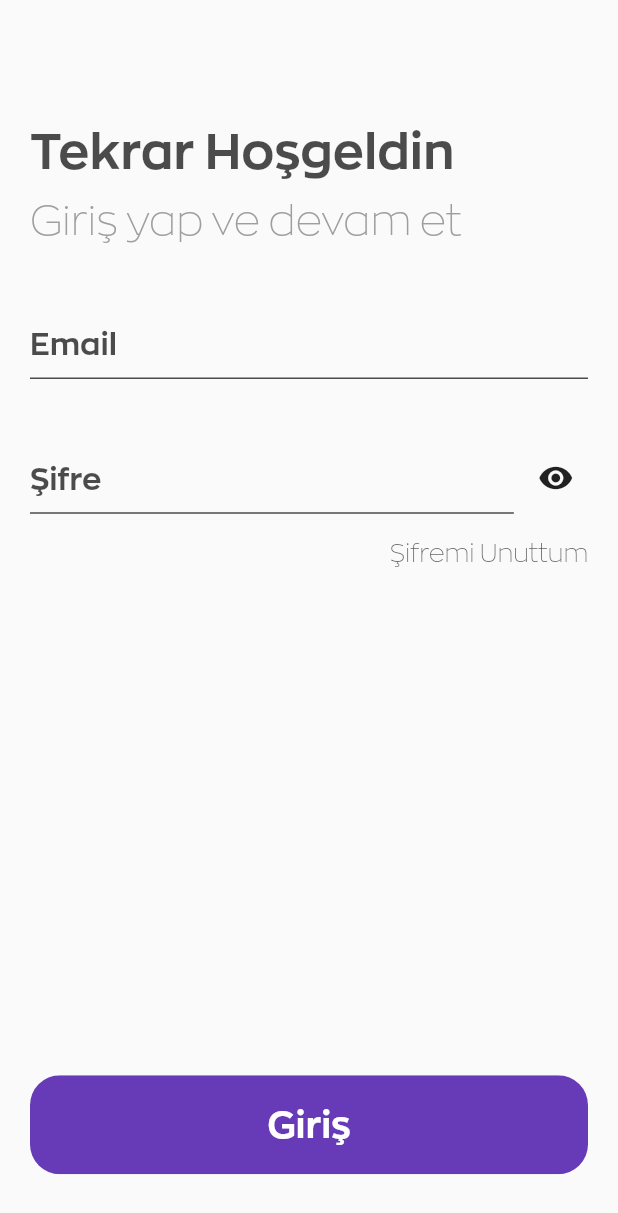
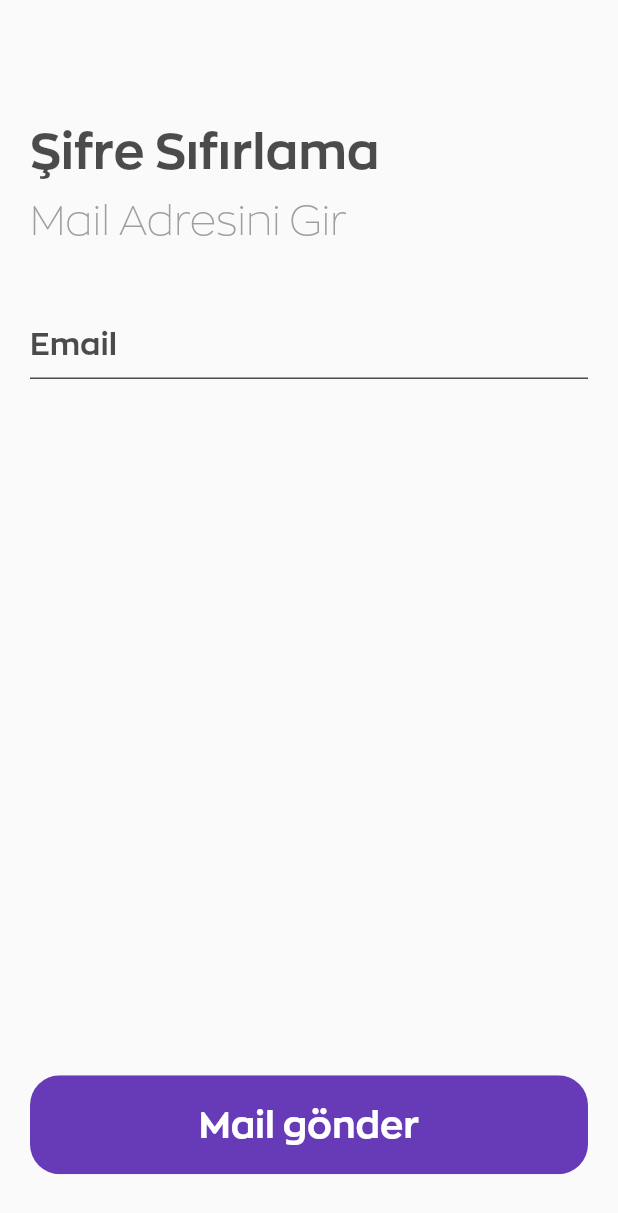
Before and after one commit to Sonderman/EventizerFlutterApp, a Flutter app: the screen it shows after launch, after a tap on "Şifremi Unuttum", on a phone screen of 412 x 824 dp. Shown: the top 1213 px of the screen. Run offline on Flutter 3.47's test engine with Material 2 defaults, Android fonts, the phone set to English and light mode, and no system bars; our stand-ins replace cloud_firestore, extended_image, fancy_bottom_navigation, firebase_auth, firebase_storage, flutter_spinkit and 6 more; missing offline and left inert: dash_chat, flutter_search_panel, image_editor; accounts and stored records are empty.

Commit message:
"Login Page" şifre sıfırlama tamamlandı fakat Run sekmesinde bir hata alıyorum, kontrol edelim.

```diff
--- a/lib/Navigation/LoginPage.dart
+++ b/lib/Navigation/LoginPage.dart
@@ -20,6 +20,8 @@ class _LoginPageState extends State<LoginPage> {
   TextEditingController password = TextEditingController();
   String errorText;
   bool _loading = false;
+  bool visiblePassword = true;
+  String sendPasswordMail = "Giriş";
 
   double heightSize(double value) {
     value /= 100;
@@ -32,6 +34,30 @@ class _LoginPageState extends State<LoginPage> {
   }
 
   Widget welcomeText() {
+    if (visiblePassword == false) {
+      return Column(
+        crossAxisAlignment: CrossAxisAlignment.start,
+        children: <Widget>[
+          Text(
+            "Şifre Sıfırlama",
+            style: TextStyle(
+              fontFamily: "Zona",
+              fontSize: heightSize(4),
+              color: MyColors().loginGreyColor,
+            ),
+          ),
+          Text(
+            "Mail Adresini Gir",
+            style: TextStyle(
+              height: heightSize(0.2),
+              fontFamily: "ZonaLight",
+              fontSize: heightSize(3.3),
+              color: MyColors().greyTextColor,
+            ),
+          ),
+        ],
+      );
+    } else {
       return Column(
         crossAxisAlignment: CrossAxisAlignment.start,
         children: <Widget>[
@@ -54,6 +80,7 @@ class _LoginPageState extends State<LoginPage> {
           ),
         ],
       );
+    }
   }
 
   Widget emailAndPasswordFields() {
@@ -88,25 +115,6 @@ class _LoginPageState extends State<LoginPage> {
           height: heightSize(5),
         ),
         passwordField(password),
-        SizedBox(
-          height: heightSize(2),
-        ),
-        Align(
-          alignment: Alignment.centerRight,
-          child: GestureDetector(
-            onTap: () {
-              forgetPassword();
-            },
-            child: Text(
-              "Şifremi Unuttum",
-              style: TextStyle(
-                fontFamily: "ZonaLight",
-                fontSize: heightSize(2),
-                color: MyColors().loginGreyColor,
-              ),
-            ),
-          ),
-        ),
       ],
     );
   }
@@ -117,7 +125,11 @@ class _LoginPageState extends State<LoginPage> {
     return StatefulBuilder(
       builder: (context, state) {
         print("building internal state");
-        return Row(
+        return Visibility(
+          visible: visiblePassword,
+          child: Column(
+            children: <Widget>[
+              Row(
                 children: <Widget>[
                   Expanded(
                     child: TextFormField(
@@ -158,8 +170,7 @@ class _LoginPageState extends State<LoginPage> {
                       width: widthSize(12),
                       height: heightSize(6),
                       child: FlatButton(
-                  child: Icon(
-                      showPassword ? Icons.visibility : Icons.visibility_off),
+                        child: Icon(showPassword ? Icons.visibility : Icons.visibility_off),
                         splashColor: Colors.transparent,
                         highlightColor: Colors.transparent,
                         onPressed: () {
@@ -171,6 +182,28 @@ class _LoginPageState extends State<LoginPage> {
                     ),
                   ),
                 ],
+              ),
+              SizedBox(
+                height: heightSize(2),
+              ),
+              Align(
+                alignment: Alignment.centerRight,
+                child: GestureDetector(
+                  onTap: () {
+                    forgetPassword();
+                  },
+                  child: Text(
+                    "Şifremi Unuttum",
+                    style: TextStyle(
+                      fontFamily: "ZonaLight",
+                      fontSize: heightSize(2),
+                      color: MyColors().loginGreyColor,
+                    ),
+                  ),
+                ),
+              ),
+            ],
+          ),
         );
       },
     );
@@ -187,7 +220,12 @@ class _LoginPageState extends State<LoginPage> {
           setState(() {
             _loading = true;
           });
+          if (visiblePassword == true) {
             loginButton(context);
+          } else {
+            debugPrint("mail gönderildi");
+            passwordReset(context);
+          }
         },
         child: Container(
           height: heightSize(8),
@@ -195,7 +233,7 @@ class _LoginPageState extends State<LoginPage> {
           alignment: Alignment.center,
 
           child: Text(
-            "Giriş",
+            sendPasswordMail,
             style: TextStyle(
               fontFamily: "Zona",
               fontSize: heightSize(3),
@@ -234,9 +272,7 @@ class _LoginPageState extends State<LoginPage> {
                   ),
                 ),
               ] +
-              (_loading
-                  ? [PageComponents().loadingOverlay(context, Colors.white)]
-                  : [])),
+              (_loading ? [PageComponents().loadingOverlay(context, Colors.white)] : [])),
     );
   }
 
@@ -246,24 +282,25 @@ class _LoginPageState extends State<LoginPage> {
     userId = await auth.signIn(email.text, password.text);
     if (userId == null) {
       setState(() => _loading = false);
-      Fluttertoast.showToast(
-          msg: "Şifre veya Eposta yanlış!",
-          toastLength: Toast.LENGTH_SHORT,
-          gravity: ToastGravity.BOTTOM,
-          timeInSecForIosWeb: 2,
-          backgroundColor: Colors.red,
-          textColor: Colors.white,
-          fontSize: 18.0);
+      Fluttertoast.showToast(msg: "Şifre veya Eposta yanlış!", toastLength: Toast.LENGTH_SHORT, gravity: ToastGravity.BOTTOM, timeInSecForIosWeb: 2, backgroundColor: Colors.red, textColor: Colors.white, fontSize: 18.0);
     } else {
-      if (await UserService(userId)
-          .updateSingleInfo("LastLoggedIn", "timeStamp")) {
+      if (await UserService(userId).updateSingleInfo("LastLoggedIn", "timeStamp")) {
         print('Signed in: $userId');
-        Navigator.pushReplacement(context,
-            MaterialPageRoute(builder: (BuildContext context) => AuthCheck()));
+        Navigator.pushReplacement(context, MaterialPageRoute(builder: (BuildContext context) => AuthCheck()));
       }
     }
   }
 
-  //TODO -  Şifremi unuttum işlemi yapılacak
-  void forgetPassword() {}
+  void forgetPassword() {
+    setState(() {
+      visiblePassword = !visiblePassword;
+      sendPasswordMail = "Mail gönder";
+    });
   }
+
+  Future<void> passwordReset(BuildContext context) async {
+    var auth = AuthService.of(context).auth;
+    auth.sendPasswordResetEmail(email.text);
+    debugPrint("şifre sıfırlama maili gönderdildi");
+  }
+}
--- a/lib/Settings/AppSettings.dart
+++ b/lib/Settings/AppSettings.dart
@@ -1,7 +1,7 @@
 import 'package:flutter/material.dart';
 
 class AppSettings with ChangeNotifier {
-  int _bottomNavIndex = 2;
+  int _bottomNavIndex = 1;
 
   List<Widget> _pageStack = [];
 
--- a/lib/Tools/BottomNavigation.dart
+++ b/lib/Tools/BottomNavigation.dart
@@ -1,6 +1,8 @@
 import 'package:eventizer/Navigation/ChatPage.dart';
 import 'package:eventizer/Navigation/CreateEventPage.dart';
+import 'package:eventizer/Navigation/EventPage.dart';
 import 'package:eventizer/Navigation/ExploreEventPage.dart';
+import 'package:eventizer/Navigation/LoginPage.dart';
 import 'package:eventizer/Navigation/ProfilePage.dart';
 import 'package:eventizer/Services/Repository.dart';
 import 'package:eventizer/Tools/NavigationManager.dart';
@@ -16,9 +18,9 @@ Widget getNavigatedPage(BuildContext context) {
   } else {
     UserService userWorker = Provider.of<UserService>(context);
     List<Widget> pages = [
-      ChatPage(),
+      EventPage(),
       CreateEventPage(),
-      ExploreEventPage(),
+      LoginPage(),
       ProfilePage(userID: userWorker.usermodel.getUserId(), isFromEvent: false),
     ];
     return pages[NavigationManager(context).getBottomNavIndex()];
```
Also changed, not shown: 3 other files. Lines whose indentation alone changed are shown as unchanged.
